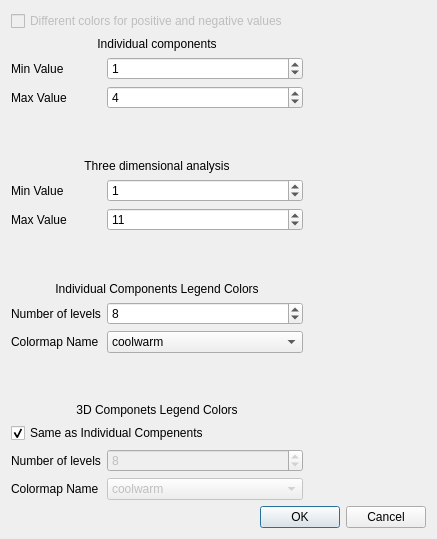
aalhossary/MovementRx, file spmclient/ui/gui/xml/ui_colormap_chooser.ui: the form before one commit.
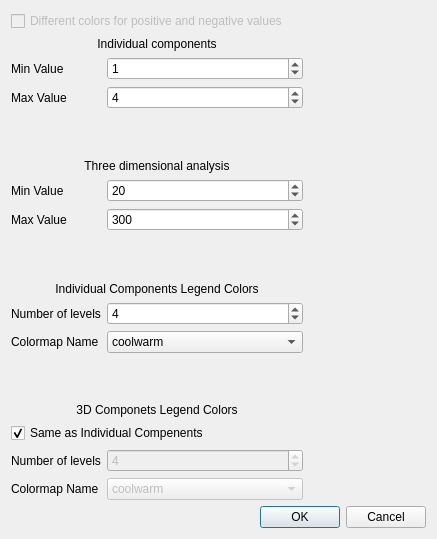
The form after the commit. Custom widgets are drawn as their Qt base class.

```diff
--- a/spmclient/ui/gui/xml/ui_colormap_chooser.ui
+++ b/spmclient/ui/gui/xml/ui_colormap_chooser.ui
@@ -121,7 +121,7 @@
        <item row="5" column="1">
         <widget class="QSpinBox" name="threecomp_min_value_spinbox">
          <property name="value">
-          <number>1</number>
+          <number>20</number>
          </property>
         </widget>
        </item>
@@ -137,8 +137,11 @@
        </item>
        <item row="6" column="1">
         <widget class="QSpinBox" name="threecomp_max_value_spinbox">
+         <property name="maximum">
+          <number>10000</number>
+         </property>
          <property name="value">
-          <number>11</number>
+          <number>300</number>
          </property>
         </widget>
        </item>
@@ -197,7 +200,7 @@
           <number>20</number>
          </property>
          <property name="value">
-          <number>8</number>
+          <number>4</number>
          </property>
         </widget>
        </item>
@@ -311,7 +314,7 @@
           <number>20</number>
          </property>
          <property name="value">
-          <number>8</number>
+          <number>4</number>
          </property>
         </widget>
        </item>
```
